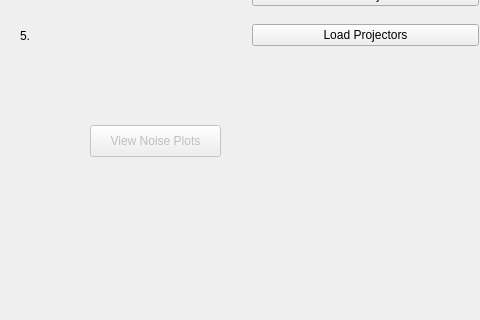
Qt form workflow.ui (usnistgov/dastardcommander) before a commit; both pictures show x 0 to 480 and y 165 to 485 of the 842 by 485 pixel window.
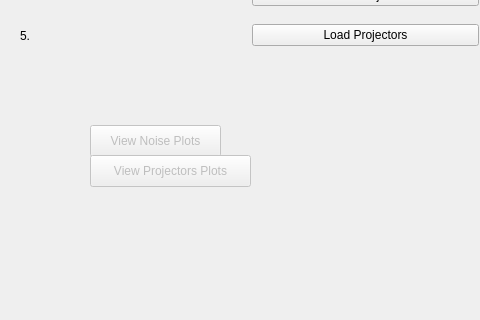
The same form after that commit.

Commit message: through create projectors

The edit to the form file:
```diff
--- a/workflow.ui
+++ b/workflow.ui
@@ -209,6 +209,22 @@
     <string>View Noise Plots</string>
    </property>
   </widget>
+  <widget class="QPushButton" name="pushButton_viewProjectorsPlot">
+   <property name="enabled">
+    <bool>false</bool>
+   </property>
+   <property name="geometry">
+    <rect>
+     <x>90</x>
+     <y>320</y>
+     <width>161</width>
+     <height>32</height>
+    </rect>
+   </property>
+   <property name="text">
+    <string>View Projectors Plots</string>
+   </property>
+  </widget>
  </widget>
  <resources/>
  <connections/>
```
Left out of the diff: 2 changed lines with no effect on the pictures. The commit also changes 1 other file.
